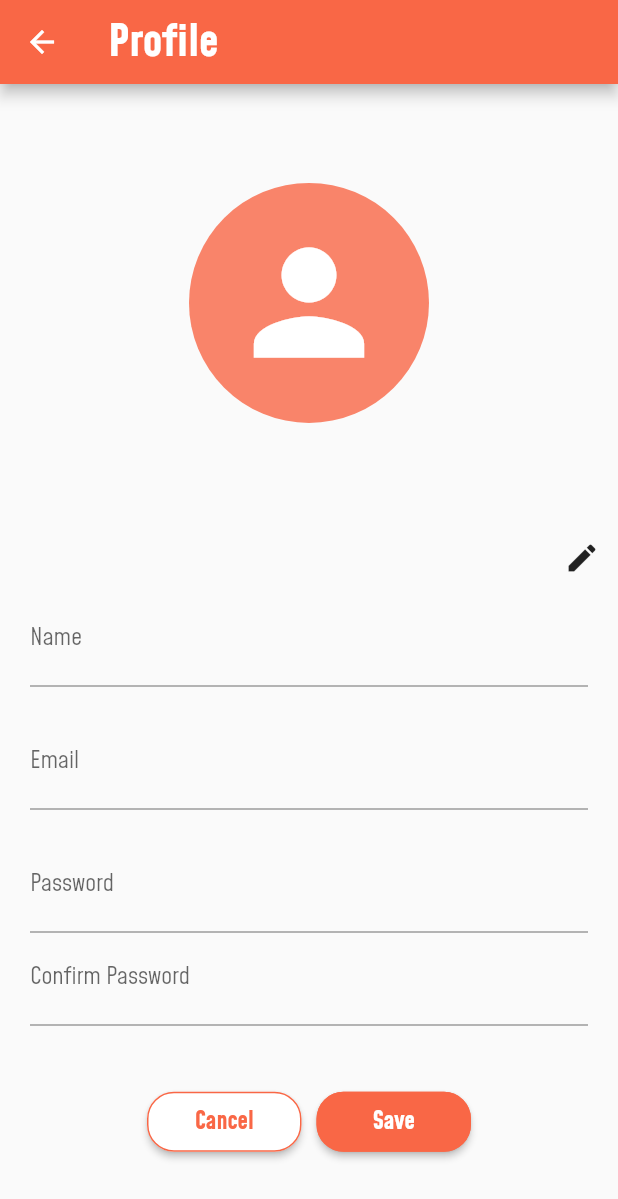
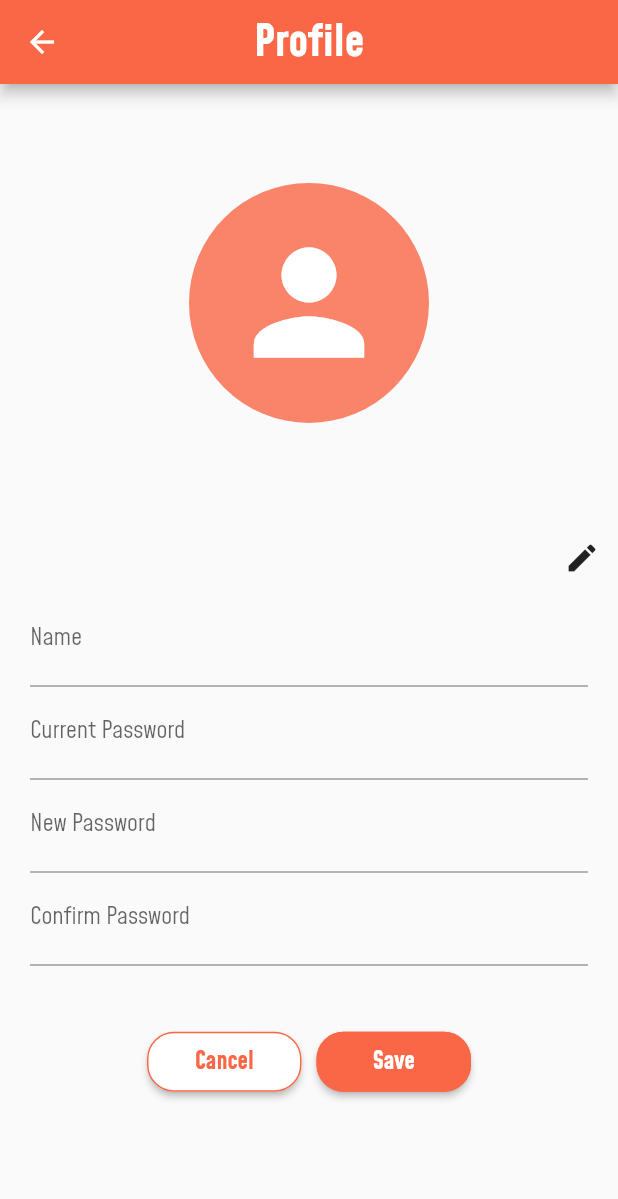
Before and after one commit to ferdianluthfi/bloodTracker, a Flutter app: the ProfilePage screen opened by its route, after a tap on the "edit" icon, on a phone screen of 412 x 824 dp. Shown: the top 1199 px of the screen. Run offline on Flutter 3.47's test engine with Material 2 defaults, Android fonts, the phone set to English and light mode, and no system bars; our stand-ins replace cloud_firestore, email_validator, firebase_auth, firebase_core, flutter_datetime_picker, flutter_riverpod; accounts and stored records are empty; generated files the repository leaves out were written again.

Commit message:
finised implemented riverpod

```diff
--- a/lib/main.dart
+++ b/lib/main.dart
@@ -45,7 +45,7 @@ class MyApp extends StatelessWidget {
       routes: {
         '/': (context) => const Home(),
         '/signup': (context) => EmailPasswordSignup(),
-        '/login': (context) => LoginPage(),
+        '/login': (context) => const LoginPage(),
         '/loading': (context) => const LoadingPage(),
         '/profile': (context) => const ProfilePage(),
       },
--- a/lib/src/Services/auth_provider.dart
+++ b/lib/src/Services/auth_provider.dart
@@ -57,20 +57,38 @@ class FirebaseAuthMethods {
     }
   }
 
-  // EMAIL Update
-  Future<void> updateAccount({
-    required String email,
+  // Password Update
+  Future<void> updatePassword({
     required String password,
+    required String oldpassword,
+    required BuildContext context,
+  }) async {
+    try {
+      AuthCredential credential = EmailAuthProvider.credential(email: _auth.currentUser!.email!, password: password);
+      await _auth.currentUser!.reauthenticateWithCredential(credential);
+      await _auth.currentUser!.updatePassword(password);
+    } on FirebaseAuthException catch (e) {
+      showSnackBar(context, e.message!);
+    }
+  }
+
+  // DisplayName Update
+  Future<void> updateName({
     required String displayName,
     required BuildContext context,
   }) async {
     try {
-      await _auth.currentUser!.updateEmail(email);
-      await _auth.currentUser!.updatePassword(password);
       await _auth.currentUser!.updateDisplayName(displayName);
     } on FirebaseAuthException catch (e) {
       showSnackBar(context, e.message!);
     }
+  }
+
+  Future<void> reauthenticateUser(String email, String password) async {
+    User user = _auth.currentUser!;
+    AuthCredential credential =
+        EmailAuthProvider.credential(email: email, password: password);
+    await user.reauthenticateWithCredential(credential);
   }
 
   // SIGN OUT
--- a/lib/src/Widgets/edit_profile.dart
+++ b/lib/src/Widgets/edit_profile.dart
@@ -2,46 +2,51 @@ import 'package:flutter/material.dart';
 import 'package:flutter_riverpod/flutter_riverpod.dart';
 
 import '../Services/auth_provider.dart';
+import 'snackbar.dart';
 
 class EditProfileForm extends ConsumerStatefulWidget {
-  VoidCallback cancel;
-  EditProfileForm({Key? key, required this.cancel}) : super(key: key);
+  final VoidCallback cancel;
+  const EditProfileForm({Key? key, required this.cancel}) : super(key: key);
 
   @override
   ConsumerState<EditProfileForm> createState() => _EditProfileFormState();
 }
 
 class _EditProfileFormState extends ConsumerState<EditProfileForm> {
+  final TextEditingController oldPasswordController = TextEditingController();
+  final TextEditingController passwordController = TextEditingController();
+  final TextEditingController confirmPasswordController =
+      TextEditingController();
+  late final TextEditingController displaynameController;
+  final _formKey = GlobalKey<FormState>();
+
+  @override
+  void initState() {
+    super.initState();
+    displaynameController = TextEditingController(
+        text: ref.read(authStateProvider).value!.displayName!);
+  }
+
   @override
   Widget build(BuildContext context) {
-    String initialName = ref.read(authStateProvider).value!.displayName!;
-    String initialEmail = ref.read(authStateProvider).value!.email!;
-    final TextEditingController emailController =
-        TextEditingController.fromValue(TextEditingValue(text: initialEmail));
-
-    final TextEditingController passwordController = TextEditingController();
-    final TextEditingController confirmPasswordController = TextEditingController();
-
-    final TextEditingController displaynameController =
-        TextEditingController.fromValue(TextEditingValue(text: initialName));
-
     void updateUser() {
-      Navigator.pushNamed(context, '/loading');
-      print(emailController.text);
-      ref.read(authenticationProvider).updateAccount(
-            email: emailController.text,
-            password: passwordController.text,
-            displayName: displaynameController.text,
-            context: context,
-          );
-      // if (emailController.value!=null) {
-
-      // }
-      ref.read(authenticationProvider).signOut(context);
-      Navigator.popAndPushNamed(context, '/');
+      if (_formKey.currentState!.validate()) {
+        // ref.read(authenticationProvider).updateName(
+        //       displayName: displaynameController.text,
+        //       context: context,
+        //     );
+        // ref.read(authenticationProvider).updatePassword(
+        //       oldpassword: oldPasswordController.text,
+        //       password: passwordController.text,
+        //       context: context,
+        //     );
+        showSnackBar(context, "Profile berhasil diperbarui");
+      }
     }
 
-    return Column(
+    return Form(
+      key: _formKey,
+      child: Column(
         children: [
           Container(
             margin: const EdgeInsets.symmetric(horizontal: 20),
@@ -52,6 +57,7 @@ class _EditProfileFormState extends ConsumerState<EditProfileForm> {
                 }
                 return null;
               },
+              keyboardType: TextInputType.name,
               style: const TextStyle(
                 fontFamily: "Mohave",
               ),
@@ -62,36 +68,41 @@ class _EditProfileFormState extends ConsumerState<EditProfileForm> {
               controller: displaynameController,
             ),
           ),
-        const SizedBox(height: 20),
           Container(
             margin: const EdgeInsets.symmetric(horizontal: 20),
             child: TextFormField(
               validator: (value) {
                 if (value == null || value.isEmpty) {
-                return 'Please enter your email';
+                  return 'Please enter your current password';
                 }
                 return null;
               },
               style: const TextStyle(
                 fontFamily: "Mohave",
               ),
+              obscureText: true,
               decoration: const InputDecoration(
-              labelText: 'Email',
-              hintText: "Enter your email",
+                labelText: 'Current Password',
+                hintText: "Enter your Current Password",
               ),
-            controller: emailController,
+              controller: oldPasswordController,
             ),
           ),
-        const SizedBox(height: 20),
           Container(
             margin: const EdgeInsets.symmetric(horizontal: 20),
             child: TextFormField(
+              validator: (value) {
+                if (value == null || value.isEmpty) {
+                  return 'Please enter your full new password';
+                }
+                return null;
+              },
               style: const TextStyle(
                 fontFamily: "Mohave",
               ),
               obscureText: true,
               decoration: const InputDecoration(
-              labelText: 'Password',
+                labelText: 'New Password',
                 hintText: "Enter your NEW Password",
               ),
               controller: passwordController,
@@ -173,6 +184,7 @@ class _EditProfileFormState extends ConsumerState<EditProfileForm> {
             ],
           ),
         ],
+      ),
     );
   }
 }
--- a/lib/src/Widgets/profile.dart
+++ b/lib/src/Widgets/profile.dart
@@ -27,20 +27,6 @@ class ProfileDetail extends ConsumerWidget {
           ),
         ),
         const SizedBox(height: 20),
-        Container(
-          margin: const EdgeInsets.symmetric(horizontal: 20),
-          child: TextFormField(
-            readOnly: true,
-            initialValue: email,
-            style: const TextStyle(
-              fontFamily: "Mohave",
-            ),
-            decoration: const InputDecoration(
-              labelText: 'Email',
-            ),
-          ),
-        ),
-        const SizedBox(height: 20),
       ],
     );
   }
--- a/lib/src/screens/main_screen.dart
+++ b/lib/src/screens/main_screen.dart
@@ -36,8 +36,9 @@ class Home extends ConsumerWidget {
           if (data != null) {
             return Scaffold(
               appBar: AppBar(
-                leading: const MyAppBar(),
-                leadingWidth: 200,
+                centerTitle: true,
+                title: const MyAppBar(),
+
               ),
               endDrawer: const AppDrawer(),
               body: database == null || database == {}
--- a/lib/src/screens/profile_screen.dart
+++ b/lib/src/screens/profile_screen.dart
@@ -24,7 +24,7 @@ class _ProfilePageState extends ConsumerState<ProfilePage> {
 
     return Scaffold(
       appBar: AppBar(
-        // centerTitle: false,
+        centerTitle: true,
         title: const Text(
           "Profile",
           style: TextStyle(
@@ -32,7 +32,8 @@ class _ProfilePageState extends ConsumerState<ProfilePage> {
         ),
         leading: const BackButton(),
       ),
-      body: Column(
+      body: SingleChildScrollView(
+        child: Column(
           children: [
             SizedBox(height: MediaQuery.of(context).size.height * 0.08),
             const CircleAvatar(
@@ -53,6 +54,7 @@ class _ProfilePageState extends ConsumerState<ProfilePage> {
             _isEditing ? EditProfileForm(cancel: editToogle,) : const ProfileDetail(),
           ],
         ),
+      ),
     );
   }
 }
--- a/pubspec.yaml
+++ b/pubspec.yaml
@@ -44,6 +44,7 @@ dependencies:
   collection: ^1.16.0
   provider: ^6.0.5
   flutter_riverpod: ^2.3.6
+  email_validator: ^2.1.17
 
 dev_dependencies:
   flutter_launcher_icons: ^0.12.0
@@ -60,7 +61,7 @@ dev_dependencies:
 flutter_icons:
   android: "launcher_icon"
   ios: true
-  image_path: "assets/Logos.png"
+  image_path: "assets/AppLogo.png"
   adaptive_icon_background: "#fcfcfc" # only available for Android 8.0 devices and above
   # adaptive_icon_foreground: "#fcfcfc" # only available for Android 8.0 devices and above
 
```
Also changed, not shown: lib/src/Widgets/app_bar.dart (+4 -7 lines), lib/src/Widgets/new_blood_record_form.dart (+66 -17 lines), lib/src/screens/login_screen.dart (+25 -12 lines), assets/AppBarLogo.png, assets/AppBarLogos.png (deleted), assets/AppBarLogoss.png (deleted), assets/AppLogo.png (added), assets/editing.png (deleted), assets/logo.png (deleted), pubspec.lock. Lines whose indentation alone changed are shown as unchanged.
